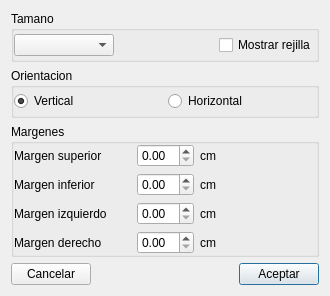
This is Report/editpaperdlg.ui in kapyderi/recoverdrake-v3 as Qt 5 draws it before an edit. The edited form follows.
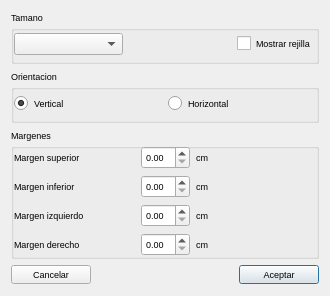
This is the edited form. Icons and pictures are not drawn.

Diff of the .ui file:
```diff
--- a/Report/editpaperdlg.ui
+++ b/Report/editpaperdlg.ui
@@ -16,6 +16,11 @@
     <height>296</height>
    </size>
   </property>
+  <property name="font">
+   <font>
+    <pointsize>7</pointsize>
+   </font>
+  </property>
   <property name="windowTitle">
    <string>Configurar modelo</string>
   </property>
```
